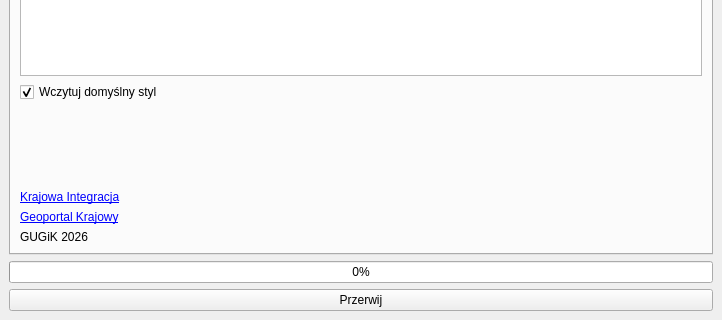
First picture: the form in pobierz_dane_GUGiK_dockwidget_base.ui, repository GlownyUrzadGeodezjiIKartografii/pobierz_dane_GUGiK, before the edit; both pictures show x 0 to 722 and y 180 to 500 of the 722 by 500 pixel window.
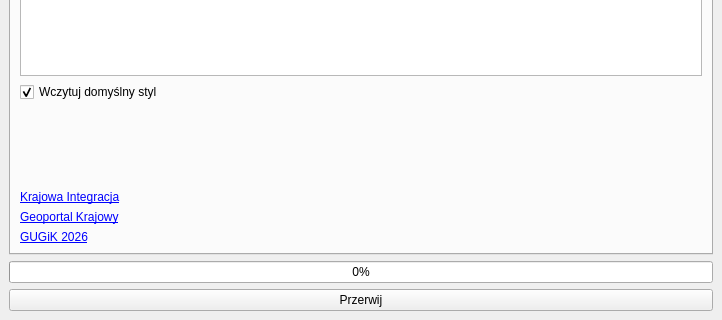
Second picture: the form after the edit. The open tabs and pages were chosen to show the change.

Diff of the .ui file:
```diff
--- a/pobierz_dane_GUGiK_dockwidget_base.ui
+++ b/pobierz_dane_GUGiK_dockwidget_base.ui
@@ -279,8 +279,14 @@
         </item>
         <item>
          <widget class="QLabel" name="label">
+          <property name="autoFillBackground">
+           <bool>false</bool>
+          </property>
           <property name="text">
-           <string>GUGiK 2026</string>
+           <string>&lt;html&gt;&lt;head/&gt;&lt;body&gt;&lt;p&gt;&lt;a href=&quot;https://www.gov.pl/web/gugik&quot;&gt;&lt;span style=&quot; text-decoration: underline; color:#0000ff;&quot;&gt;GUGiK 2026&lt;/span&gt;&lt;/a&gt;&lt;/p&gt;&lt;/body&gt;&lt;/html&gt;</string>
+          </property>
+          <property name="openExternalLinks">
+           <bool>true</bool>
           </property>
          </widget>
         </item>
```
Left out of the diff: 12 changed lines with no effect on the pictures.
